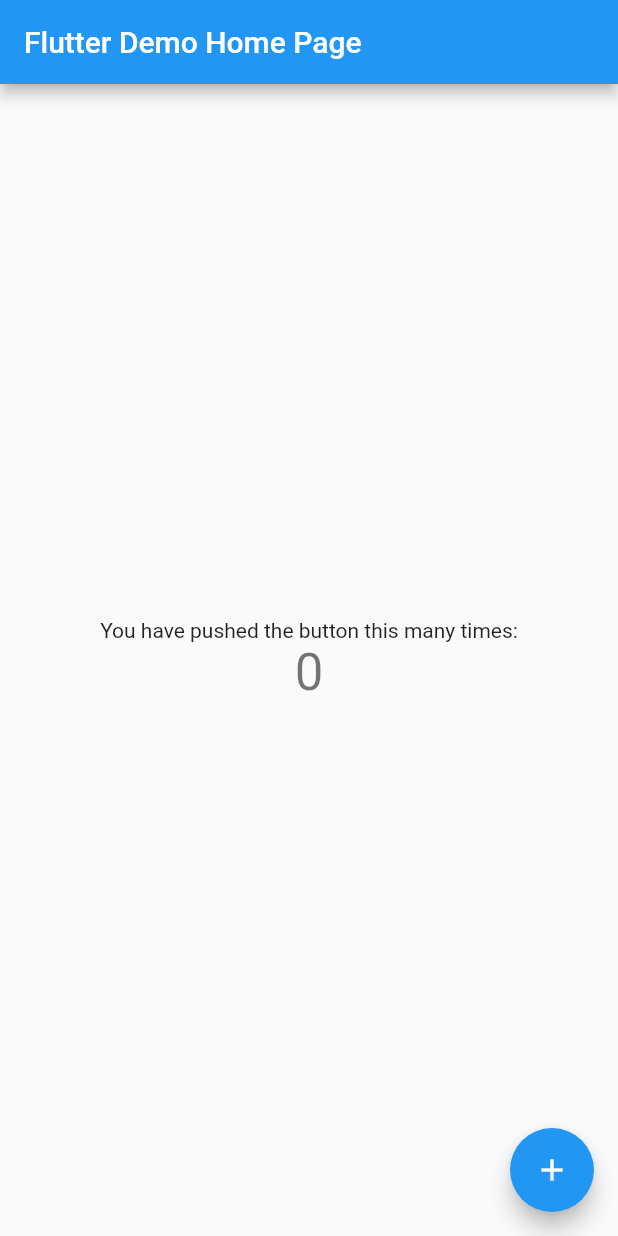
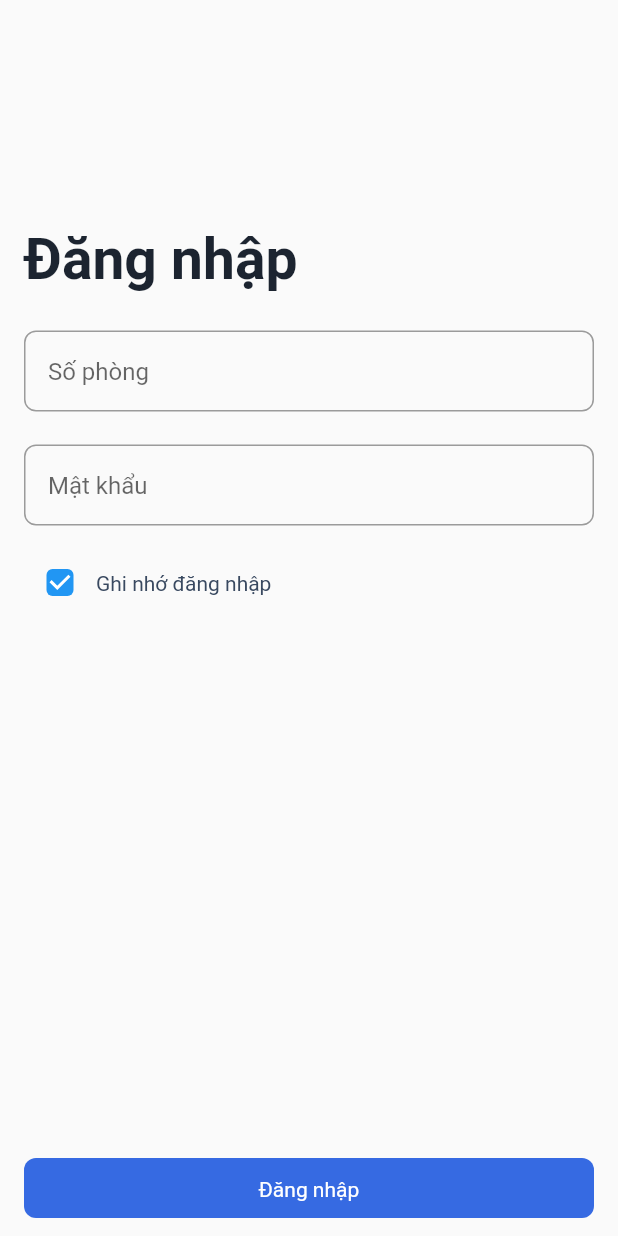
Before and after one commit to thuno/Apartment-Manager, a Flutter app: the screen it shows after launch, on a phone screen of 412 x 824 dp. Run offline on Flutter 3.47's test engine with Material 2 defaults, Android fonts, the phone set to English and light mode, and no system bars; our stand-ins replace flutter_svg; project files that could hold a hidden picture were left out.

Commit message:
phân luồng splash login home

```diff
--- /dev/null
+++ b/lib/View/login_screen.dart
@@ -0,0 +1,130 @@
+import 'package:flutter/material.dart';
+import 'package:project1/View/home_screen.dart';
+
+class LoginScreen extends StatefulWidget {
+  const LoginScreen({super.key});
+
+  @override
+  State<LoginScreen> createState() => _LoginScreenState();
+}
+
+class _LoginScreenState extends State<LoginScreen> {
+  final TextEditingController _editRoom = TextEditingController();
+  final FocusNode _roomFocus = FocusNode();
+  final TextEditingController _editPass = TextEditingController();
+  final FocusNode _passFocus = FocusNode();
+  final GlobalKey _formKey = GlobalKey<FormState>();
+
+  @override
+  Widget build(BuildContext context) {
+    double scrH = MediaQuery.of(context).size.height;
+    return GestureDetector(
+      onTap: () {
+        FocusScope.of(context).unfocus();
+      },
+      child: Scaffold(
+        body: Form(
+          key: _formKey,
+          child: Container(
+            padding: const EdgeInsets.symmetric(horizontal: 16),
+            margin: EdgeInsets.only(top: 0.18 * scrH),
+            child: Column(
+              crossAxisAlignment: CrossAxisAlignment.start,
+              children: [
+                const Text(
+                  'Đăng nhập',
+                  style:
+                      TextStyle(fontSize: 38, height: 48 / 38, fontWeight: FontWeight.w600, color: Color(0xFF1C2430)),
+                ),
+                Container(
+                  height: 56,
+                  margin: const EdgeInsets.only(top: 24),
+                  child: TextFormField(
+                    focusNode: _roomFocus,
+                    controller: _editRoom,
+                    keyboardType: TextInputType.number,
+                    decoration: const InputDecoration(
+                      hintText: 'Số phòng',
+                      isDense: true,
+                      contentPadding: EdgeInsets.all(16),
+                      border: OutlineInputBorder(
+                        borderRadius: BorderRadius.all(Radius.circular(8)),
+                        borderSide: BorderSide(color: Color(0xFFE5EAF0)),
+                      ),
+                    ),
+                    style: const TextStyle(
+                      fontSize: 16,
+                      height: 22 / 16,
+                    ),
+                  ),
+                ),
+                Container(
+                  height: 56,
+                  margin: const EdgeInsets.only(top: 20, bottom: 12),
+                  child: TextFormField(
+                    focusNode: _passFocus,
+                    controller: _editPass,
+                    // validator: (value) {},
+                    decoration: const InputDecoration(
+                      hintText: 'Mật khẩu',
+                      isDense: true,
+                      contentPadding: EdgeInsets.all(16),
+                      border: OutlineInputBorder(
+                        borderRadius: BorderRadius.all(Radius.circular(8)),
+                        borderSide: BorderSide(color: Color(0xFFE5EAF0)),
+                      ),
+                    ),
+                    style: const TextStyle(
+                      fontSize: 16,
+                      height: 22 / 16,
+                    ),
+                  ),
+                ),
+                Row(
+                  children: [
+                    Checkbox(
+                      value: true,
+                      onChanged: (v) {},
+                      shape: RoundedRectangleBorder(
+                        borderRadius: BorderRadius.circular(4),
+                      ),
+                    ),
+                    const Text(
+                      'Ghi nhớ đăng nhập',
+                      style: TextStyle(fontSize: 14, height: 22 / 14, color: Color(0xFF394960)),
+                    ),
+                  ],
+                ),
+                Expanded(
+                  child: Align(
+                    alignment: Alignment.bottomCenter,
+                    child: InkWell(
+                      onTap: () {
+                        Navigator.pushReplacement(context, MaterialPageRoute(builder: (context) => const HomeScreen()));
+                      },
+                      child: Container(
+                        height: 40,
+                        width: double.infinity,
+                        alignment: Alignment.center,
+                        padding: const EdgeInsets.symmetric(vertical: 8),
+                        margin: const EdgeInsets.only(bottom: 12),
+                        decoration: BoxDecoration(
+                          color: const Color(0xFF366AE2),
+                          borderRadius: BorderRadius.circular(8),
+                        ),
+                        child: const Text(
+                          'Đăng nhập',
+                          style: TextStyle(fontSize: 14, height: 22 / 14, color: Colors.white),
+                        ),
+                      ),
+                    ),
+                  ),
+                ),
+              ],
+            ),
+          ),
+        ),
+      ),
+    );
+  }
+}
--- a/lib/main.dart
+++ b/lib/main.dart
@@ -1,4 +1,5 @@
 import 'package:flutter/material.dart';
+import 'package:project1/View/splash_screen.dart';
 
 void main() {
   runApp(const MyApp());
@@ -24,92 +25,14 @@
         // is not restarted.
         primarySwatch: Colors.blue,
       ),
-      home: const MyHomePage(title: 'Flutter Demo Home Page'),
+      home: const SplashScreen(),
+      builder: (context, child) {
+        return MediaQuery(
+          key: GlobalKey(),
+          data: MediaQuery.of(context).copyWith(textScaleFactor: 1),
+          child: child ?? Container(),
+        );
+      },
     );
   }
 }
-
-class MyHomePage extends StatefulWidget {
-  const MyHomePage({super.key, required this.title});
-
-  // This widget is the home page of your application. It is stateful, meaning
-  // that it has a State object (defined below) that contains fields that affect
-  // how it looks.
-
-  // This class is the configuration for the state. It holds the values (in this
-  // case the title) provided by the parent (in this case the App widget) and
-  // used by the build method of the State. Fields in a Widget subclass are
-  // always marked "final".
-
-  final String title;
-
-  @override
-  State<MyHomePage> createState() => _MyHomePageState();
-}
-
-class _MyHomePageState extends State<MyHomePage> {
-  int _counter = 0;
-
-  void _incrementCounter() {
-    setState(() {
-      // This call to setState tells the Flutter framework that something has
-      // changed in this State, which causes it to rerun the build method below
-      // so that the display can reflect the updated values. If we changed
-      // _counter without calling setState(), then the build method would not be
-      // called again, and so nothing would appear to happen.
-      _counter++;
-    });
-  }
-
-  @override
-  Widget build(BuildContext context) {
-    // This method is rerun every time setState is called, for instance as done
-    // by the _incrementCounter method above.
-    //
-    // The Flutter framework has been optimized to make rerunning build methods
-    // fast, so that you can just rebuild anything that needs updating rather
-    // than having to individually change instances of widgets.
-    return Scaffold(
-      appBar: AppBar(
-        // Here we take the value from the MyHomePage object that was created by
-        // the App.build method, and use it to set our appbar title.
-        title: Text(widget.title),
-      ),
-      body: Center(
-        // Center is a layout widget. It takes a single child and positions it
-        // in the middle of the parent.
-        child: Column(
-          // Column is also a layout widget. It takes a list of children and
-          // arranges them vertically. By default, it sizes itself to fit its
-          // children horizontally, and tries to be as tall as its parent.
-          //
-          // Invoke "debug painting" (press "p" in the console, choose the
-          // "Toggle Debug Paint" action from the Flutter Inspector in Android
-          // Studio, or the "Toggle Debug Paint" command in Visual Studio Code)
-          // to see the wireframe for each widget.
-          //
-          // Column has various properties to control how it sizes itself and
-          // how it positions its children. Here we use mainAxisAlignment to
-          // center the children vertically; the main axis here is the vertical
-          // axis because Columns are vertical (the cross axis would be
-          // horizontal).
-          mainAxisAlignment: MainAxisAlignment.center,
-          children: <Widget>[
-            const Text(
-              'You have pushed the button this many times:',
-            ),
-            Text(
-              '$_counter',
-              style: Theme.of(context).textTheme.headline4,
-            ),
-          ],
-        ),
-      ),
-      floatingActionButton: FloatingActionButton(
-        onPressed: _incrementCounter,
-        tooltip: 'Increment',
-        child: const Icon(Icons.add),
-      ), // This trailing comma makes auto-formatting nicer for build methods.
-    );
-  }
-}
--- a/pubspec.yaml
+++ b/pubspec.yaml
@@ -36,6 +36,7 @@
   # The following adds the Cupertino Icons font to your application.
   # Use with the CupertinoIcons class for iOS style icons.
   cupertino_icons: ^1.0.2
+  flutter_svg: ^1.1.4
 
 dev_dependencies:
   flutter_test:
@@ -60,9 +61,8 @@
   uses-material-design: true
 
   # To add assets to your application, add an assets section, like this:
-  # assets:
-  #   - images/a_dot_burr.jpeg
-  #   - images/a_dot_ham.jpeg
+  assets:
+    - lib/Assets/
 
   # An image asset can refer to one or more resolution-specific "variants", see
   # https://flutter.dev/assets-and-images/#resolution-aware
```
Also changed, not shown: lib/View/home_screen.dart (added, +60 -0 lines), lib/View/splash_screen.dart (added, +31 -0 lines), lib/Assets/Home screen.svg (added), lib/Assets/Splash screen.svg (added), pubspec.lock.
